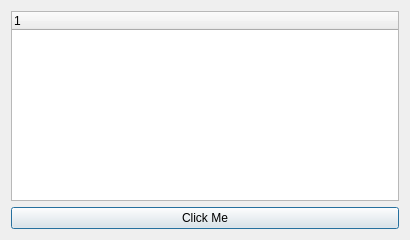
Old version of the form learn_qt/Dialog/dialog.ui in the repository python27/learn_tech.
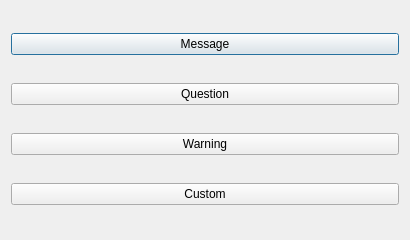
New version of the form.

The edit to the form file:
```diff
--- a/learn_qt/Dialog/dialog.ui
+++ b/learn_qt/Dialog/dialog.ui
@@ -14,19 +14,31 @@
    <string>Dialog</string>
   </property>
   <layout class="QVBoxLayout" name="verticalLayout">
-   <item>
-    <widget class="QTreeWidget" name="treeWidget">
-     <column>
-      <property name="text">
-       <string notr="true">1</string>
-      </property>
-     </column>
-    </widget>
-   </item>
    <item>
     <widget class="QPushButton" name="pushButton">
      <property name="text">
-      <string>Click Me</string>
+      <string>Message</string>
+     </property>
+    </widget>
+   </item>
+   <item>
+    <widget class="QPushButton" name="pushButton_2">
+     <property name="text">
+      <string>Question</string>
+     </property>
+    </widget>
+   </item>
+   <item>
+    <widget class="QPushButton" name="pushButton_3">
+     <property name="text">
+      <string>Warning</string>
+     </property>
+    </widget>
+   </item>
+   <item>
+    <widget class="QPushButton" name="pushButton_4">
+     <property name="text">
+      <string>Custom</string>
      </property>
     </widget>
    </item>
```
